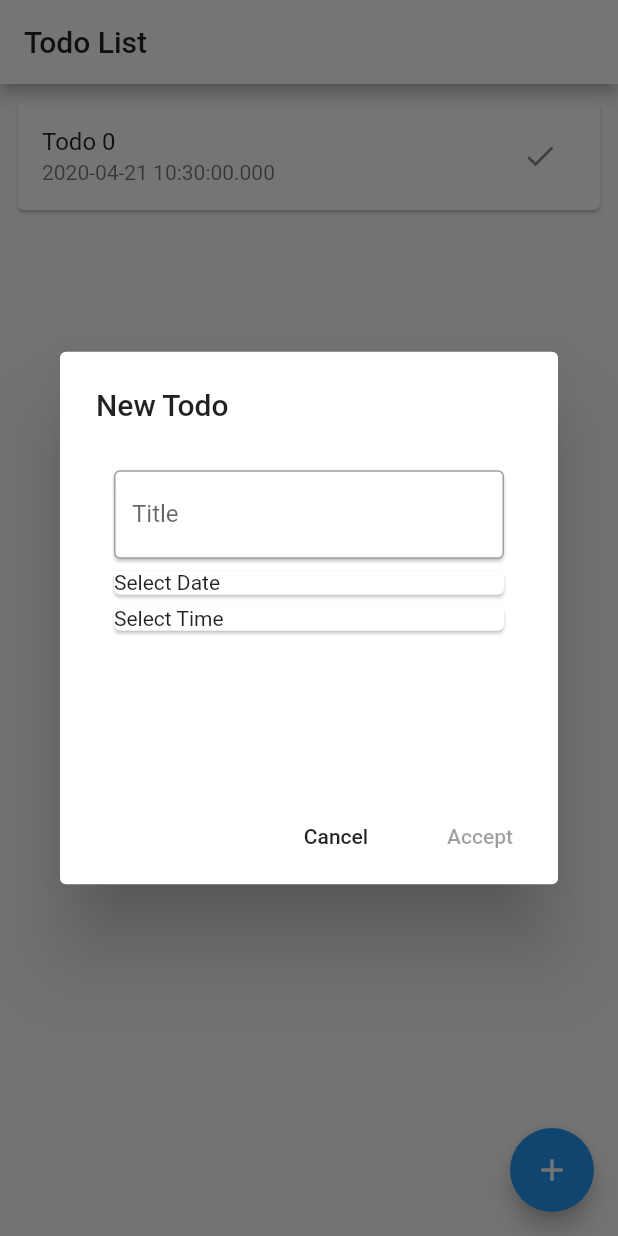
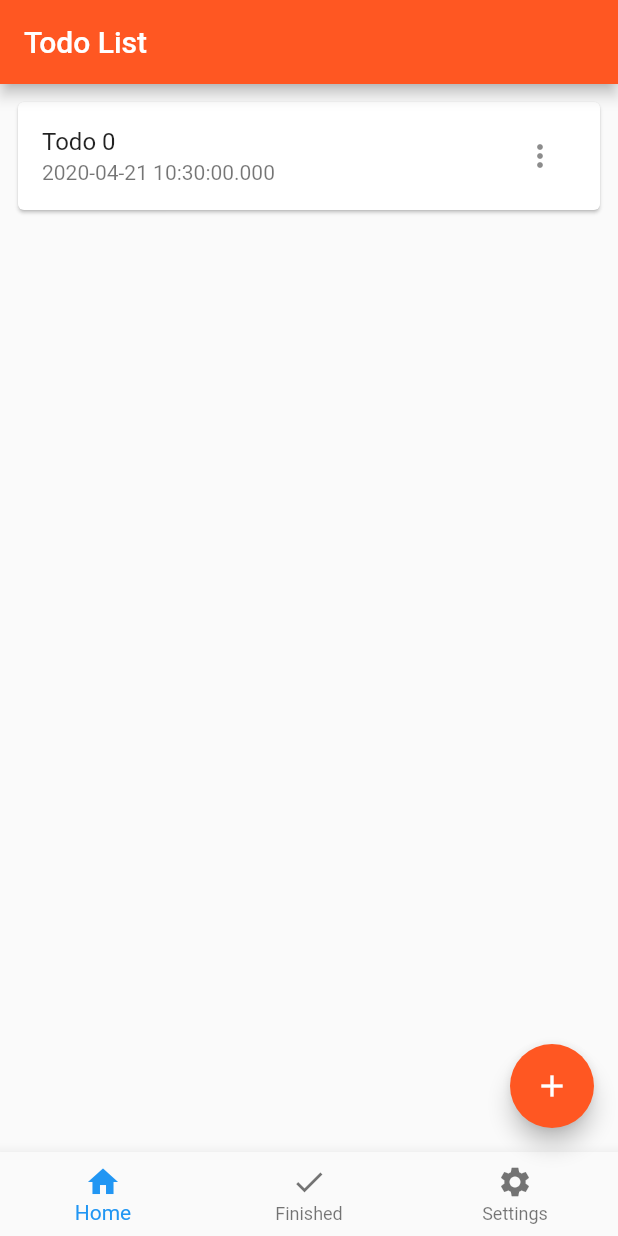
Before and after one commit to JoelGG/todo_list, a Flutter app: the screen it shows after launch, after a tap on the "add" icon, on a phone screen of 412 x 824 dp. Run offline on Flutter 3.47's test engine with Material 2 defaults, Android fonts, the phone set to English and light mode, and no system bars.

Commit message:
Multiple tabs

```diff
--- a/lib/main.dart
+++ b/lib/main.dart
@@ -9,7 +9,7 @@ class MyApp extends StatelessWidget {
     return MaterialApp(
       title: 'Welcome to flutter',
       theme: ThemeData(
-        primaryColor: Colors.white,
+        primaryColor: Colors.deepOrange,
       ),
       home: HomeScreen(),
     );
@@ -18,29 +18,90 @@ class MyApp extends StatelessWidget {
 
 class HomeScreenState extends State<HomeScreen> {
   List<Task> _todos = new List();
+  List<Task> _completed = new List();
+  Widget page;
+  int _pageIndex = 0;
 
   @override
   Widget build(BuildContext context) {
+    switch (_pageIndex) {
+      case 0:
+        page = Container(
+          child: ListView.builder(
+            padding: const EdgeInsets.all(8),
+            itemCount: _todos.length,
+            itemBuilder: (BuildContext _context, int i) {
+              return(_buildRow(_todos[i]));
+            },
+          ),
+        );
+        break;
+      case 1:
+        page = Container (
+          child: ListView.builder(
+            padding: const EdgeInsets.all(8),
+            itemCount: _completed.length,
+            itemBuilder: (BuildContext _context, int i) {
+              Task t = _completed[_completed.length - i - 1];
+              return(
+                Card(
+                  child: ListTile(
+                    title: Text(t.title),
+                    subtitle: Text(t.date.toString()),
+                    trailing: IconButton(icon: Icon(Icons.delete), onPressed: () {
+                      setState(() {
+                        _completed.remove(t);
+                      });
+                      }),
+                  ),
+                )
+              );
+            },
+          ),
+        );
+        break;
+      default:
+    }
+
+
     return Scaffold(
       appBar: AppBar(
         title: Text("Todo List"),
       ),
+      bottomNavigationBar: BottomNavigationBar(
+        items: const <BottomNavigationBarItem>[
+          BottomNavigationBarItem(
+            icon: Icon(Icons.home),
+            title: Text('Home'),
+          ),
+          BottomNavigationBarItem(
+            icon: Icon(Icons.check),
+            title: Text('Finished'),
+          ),
+          BottomNavigationBarItem(
+            icon: Icon(Icons.settings),
+            title: Text('Settings'),
+          ),
+        ],
+        onTap: _onItemTapped,
+        currentIndex: _pageIndex,
+      ),
+
       floatingActionButton: FloatingActionButton(
         onPressed: () {
           _addTodos(null);
         },
         child: Icon(Icons.add),
+        backgroundColor: Colors.deepOrange,
       ),
-      body: Container(
-        child: ListView.builder(
-          padding: const EdgeInsets.all(8),
-          itemCount: _todos.length,
-          itemBuilder: (BuildContext _context, int i) {
-            return(_buildRow(_todos[i]));
-          },
-        ),
-      ),
+      body: page,
     );
+  }
+
+  void _onItemTapped(int index) {
+    setState(() {
+      _pageIndex = index;
+    });
   }
 
   Widget _buildRow (Task task) {
@@ -49,57 +110,38 @@ class HomeScreenState extends State<HomeScreen> {
         title: Text(task.title),
         subtitle: Text(task.date.toString()),
         trailing: Container(
-          child: IconButton(
-            icon: Icon(Icons.check),
-            onPressed: () {
-              _removeTodo(task);
+          child: PopupMenuButton(
+            onSelected: (String result) {
+              if (result == "Remove") {
+                _removeTodo(task);
+              } else if (result == "Complete") {
+                _completeTodo(task);
+              } else if (result == "Edit") {
+                //TODO
+              } else {
+                throw new ErrorDescription("Option selected not supported - give the developer an email to shout at him!");
+              }
             },
-          )
+            itemBuilder: (BuildContext context) => <PopupMenuEntry<String>>[
+            const PopupMenuItem(
+              child: Text("Complete"),
+              value: "Complete",
+            ),
+            const PopupMenuItem(
+              child: Text("Edit"),
+              value: "Edit",
+            ),
+            const PopupMenuItem(
+              child: Text("Remove"),
+              value: "Remove",
+            ),
+          ])
         ),
       )
     );
   }
 
   void _addTodos (Task t) {
-    showDialog(context: context, builder: (BuildContext context) {
-      return AlertDialog(
-        title: Text("New Todo"),
-        content: Container(
-          height: 200.0,
-          width: 300.0,
-          child: ListView(
-            padding: const EdgeInsets.all(8),
-            children: <Widget>[
-              Card(
-                child: TextField(
-                    decoration: InputDecoration(
-                    border: OutlineInputBorder(),
-                    labelText: 'Title',
-                  ),
-              ),
-              ),
-              Card(
-                child: InkWell(
-                  child: Text("Select Date"),
-                  onTap: () {showDatePicker(context: context, initialDate: DateTime.now(), firstDate: DateTime(2001), lastDate: DateTime(2222));},
-                ),
-              ),
-              Card(
-                child: InkWell(
-                  child: Text("Select Time"),
-                  onTap: () {showTimePicker(context: context, initialTime: TimeOfDay.now());},
-                ),
-              ),
-            ]
-          ),
-        ),
-
-        actions: [
-          FlatButton(onPressed: () { Navigator.of(context).pop(); }, child: Text("Cancel")),
-          FlatButton(onPressed: null, child: Text("Accept")),
-        ],
-      );
-    });
 
     setState(() {
       _todos.add(new Task(date: DateTime.now(), title: "Todo " + _todos.length.toString()));
@@ -111,13 +153,19 @@ class HomeScreenState extends State<HomeScreen> {
       _todos.remove(t);
     });
   }
+
+  void _completeTodo (Task t) {
+    setState(() {
+      _todos.remove(t);
+      _completed.add(t);
+    });
+  }
 }
 
 class HomeScreen extends StatefulWidget {
   @override
   HomeScreenState createState() => HomeScreenState();
 }
-
 
 class Task {
   String title;
```
